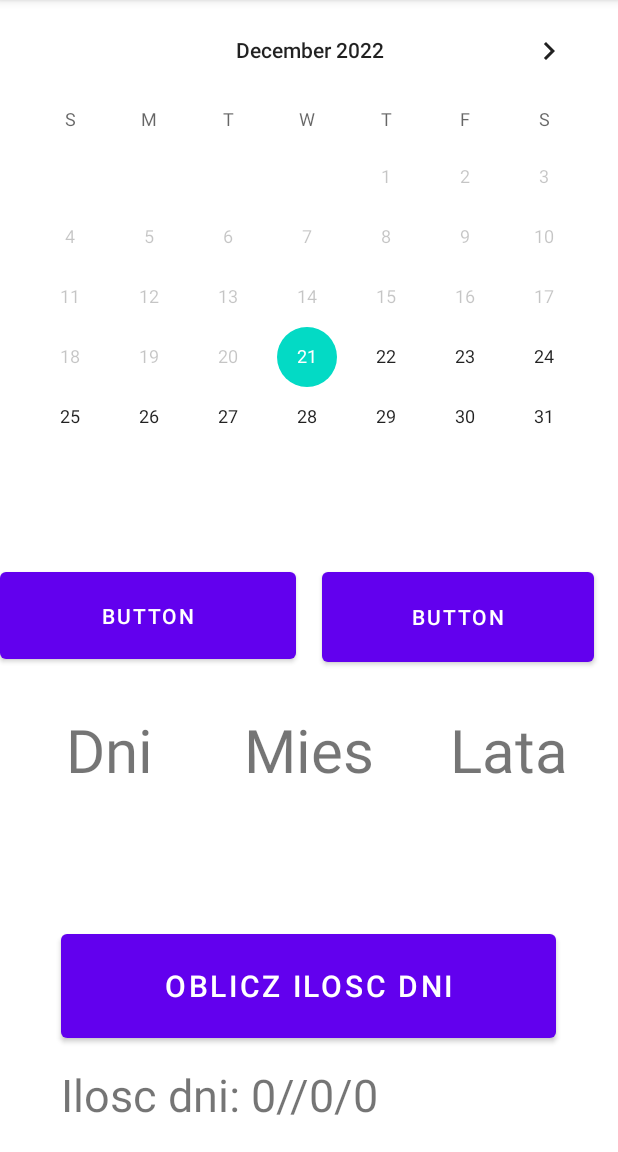
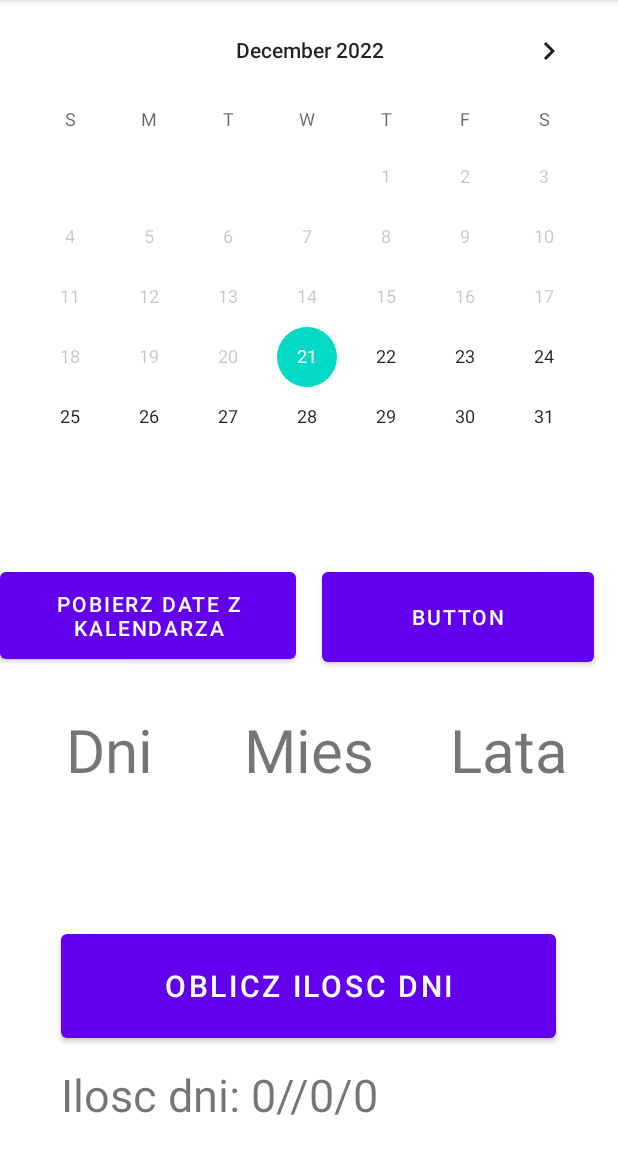
Before and after one commit to szymoonixx/aplikacja_do_wyjazdu, an Android app: the screen it shows after launch (MainActivity), after a tap on "OBLICZ ILOSC DNI", on a phone screen of 412 x 824 dp, the part 84-1236 px from its top. Run offline under Robolectric (Android 15) with nearby library versions, the phone set to English and light mode, and no system bars.

Commit message:
dziala dni

```diff
--- a/app/src/main/java/com/example/zadanie1/MainActivity.kt
+++ b/app/src/main/java/com/example/zadanie1/MainActivity.kt
@@ -49,8 +49,16 @@ class MainActivity : AppCompatActivity() {
             }
         }
         oblicz.setOnClickListener{
-            var sum = dayp.toString().toInt()-dayw.toString().toInt()
-            ilosc.text="Ilosc dni: "+ sum+"//"+dayw+"/"+dayp
+
+            if (dayw>dayp)
+            {
+            }
+
+
+            var sumw=dayw.toString().toInt()+monthw.toString().toInt()+yearw.toString().toInt()
+            var sump=dayp.toString().toInt()+monthp.toString().toInt()+yearp.toString().toInt()
+            var sum = sump-sumw
+            ilosc.text="Ilosc dni: "+ sum+"//"+sumw+"/"+sump
         }
     }
 }
--- a/app/src/main/res/layout/activity_main.xml
+++ b/app/src/main/res/layout/activity_main.xml
@@ -48,7 +48,7 @@
         android:id="@+id/Wyjazd"
         android:layout_width="197dp"
         android:layout_height="70dp"
-        android:text="Button"
+        android:text="Pobierz date z kalendarza"
         app:layout_constraintBottom_toBottomOf="parent"
         app:layout_constraintEnd_toEndOf="parent"
         app:layout_constraintHorizontal_bias="0.0"
```
